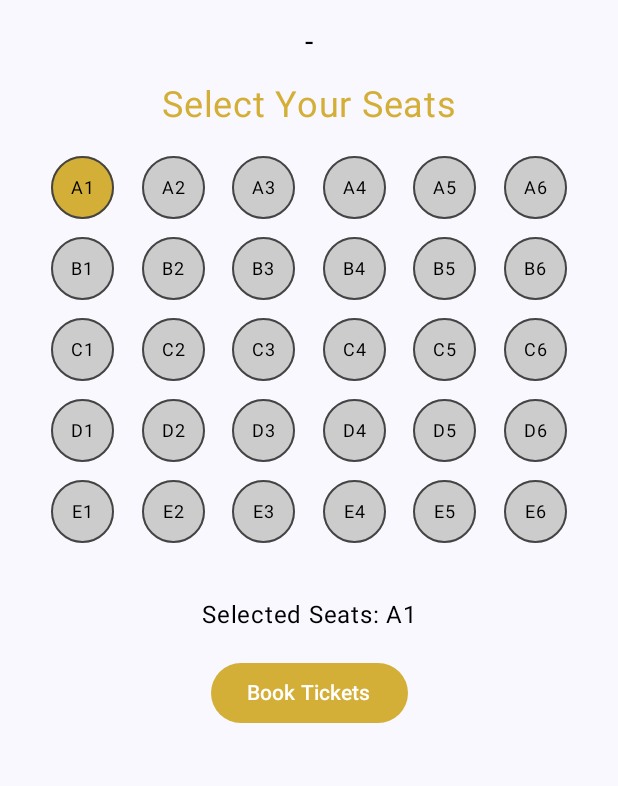
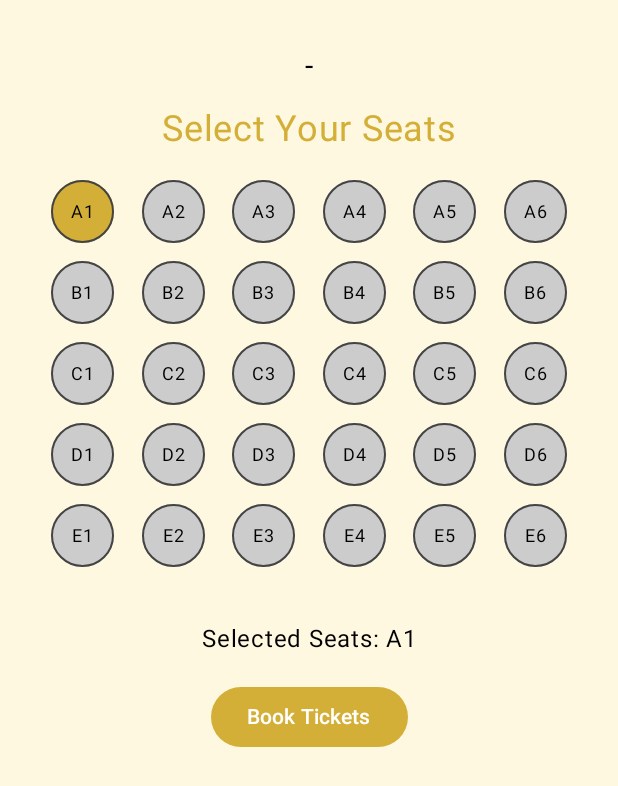
Before and after one commit to Babu164/ShowTime, an Android app built with Jetpack Compose: the composable SeatSelectionScreen called with empty values, after a tap on an icon or button, on a phone screen of 412 x 824 dp. Shown: the top 786 px of the screen. Run offline under Robolectric (Android 15) with nearby library versions, the light colour scheme and no system bars.

Commit message:
Commit 13

```diff
--- a/app/src/main/java/com/example/showtime/SeatActivity.kt
+++ b/app/src/main/java/com/example/showtime/SeatActivity.kt
@@ -1,6 +1,5 @@
 package com.example.showtime
 
-import android.content.Intent
 import android.os.Bundle
 import androidx.activity.ComponentActivity
 import androidx.activity.compose.setContent
@@ -14,10 +13,12 @@ import androidx.compose.runtime.*
 import androidx.compose.ui.Alignment
 import androidx.compose.ui.Modifier
 import androidx.compose.ui.graphics.Color
+import androidx.compose.ui.platform.LocalContext
 import androidx.compose.ui.unit.dp
 import androidx.compose.ui.unit.sp
 import androidx.compose.ui.window.Dialog
 import com.example.showtime.ui.theme.ShowTimeTheme
+import android.widget.Toast
 
 class SeatActivity : ComponentActivity() {
     override fun onCreate(savedInstanceState: Bundle?) {
@@ -36,6 +37,7 @@ class SeatActivity : ComponentActivity() {
 
 @Composable
 fun SeatSelectionScreen(movieTitle: String, showTime: String) {
+    val context = LocalContext.current
     val rows = 5
     val columns = 6
     val selectedSeats = remember { mutableStateListOf<String>() }
@@ -44,14 +46,25 @@ fun SeatSelectionScreen(movieTitle: String, showTime: String) {
     Column(
         modifier = Modifier
             .fillMaxSize()
-            .padding(16.dp),
+            .background(Color(0xFFFFF8E1)) // cream background
+            .padding(horizontal = 16.dp, vertical = 32.dp),
         horizontalAlignment = Alignment.CenterHorizontally
     ) {
-        // Movie Title and ShowTime
-        Text("$movieTitle - $showTime", fontSize = 20.sp, color = Color.Black)
+        // Title
+        Text(
+            "$movieTitle - $showTime",
+            fontSize = 20.sp,
+            color = Color.Black
+        )
+
         Spacer(modifier = Modifier.height(16.dp))
 
-        Text("Select Your Seats", fontSize = 24.sp, color = Color(0xFFD4AF37))
+        Text(
+            "Select Your Seats",
+            fontSize = 24.sp,
+            color = Color(0xFFD4AF37)
+        )
+
         Spacer(modifier = Modifier.height(20.dp))
 
         // Seat Grid
@@ -63,6 +76,7 @@ fun SeatSelectionScreen(movieTitle: String, showTime: String) {
                 for (j in 1..columns) {
                     val seatNumber = "${('A' + i - 1)}$j"
                     val isSelected = selectedSeats.contains(seatNumber)
+
                     Box(
                         modifier = Modifier
                             .size(42.dp)
@@ -72,8 +86,17 @@ fun SeatSelectionScreen(movieTitle: String, showTime: String) {
                             )
                             .border(1.dp, Color.DarkGray, CircleShape)
                             .clickable {
-                                if (isSelected) selectedSeats.remove(seatNumber)
-                                else selectedSeats.add(seatNumber)
+                                if (isSelected) {
+                                    selectedSeats.remove(seatNumber)
+                                } else {
+                                    if (selectedSeats.size < 3) {
+                                        selectedSeats.add(seatNumber)
+                                    } else {
+                                        Toast
+                                            .makeText(context, "Max 3 seats allowed!", Toast.LENGTH_SHORT)
+                                            .show()
+                                    }
+                                }
                             },
                         contentAlignment = Alignment.Center
                     ) {
@@ -86,7 +109,7 @@ fun SeatSelectionScreen(movieTitle: String, showTime: String) {
 
         Spacer(modifier = Modifier.height(24.dp))
 
-        // Selected Seat Info and Button
+        // Selected Seat Info and Book Button
         if (selectedSeats.isNotEmpty()) {
             Text(
                 "Selected Seats: ${selectedSeats.joinToString()}",
@@ -105,7 +128,7 @@ fun SeatSelectionScreen(movieTitle: String, showTime: String) {
         }
     }
 
-    // Dialog after booking
+    // Confirmation Dialog
     if (showDialog) {
         Dialog(onDismissRequest = { showDialog = false }) {
             Surface(
@@ -126,10 +149,7 @@ fun SeatSelectionScreen(movieTitle: String, showTime: String) {
                     Button(
                         onClick = {
                             showDialog = false
-                            // Navigate to Payment page (optional)
-                            // val context = LocalContext.current
-                            // val intent = Intent(context, PaymentActivity::class.java)
-                            // context.startActivity(intent)
+                            // Navigate to payment screen (optional)
                         },
                         colors = ButtonDefaults.buttonColors(containerColor = Color(0xFFD4AF37))
                     ) {
```
